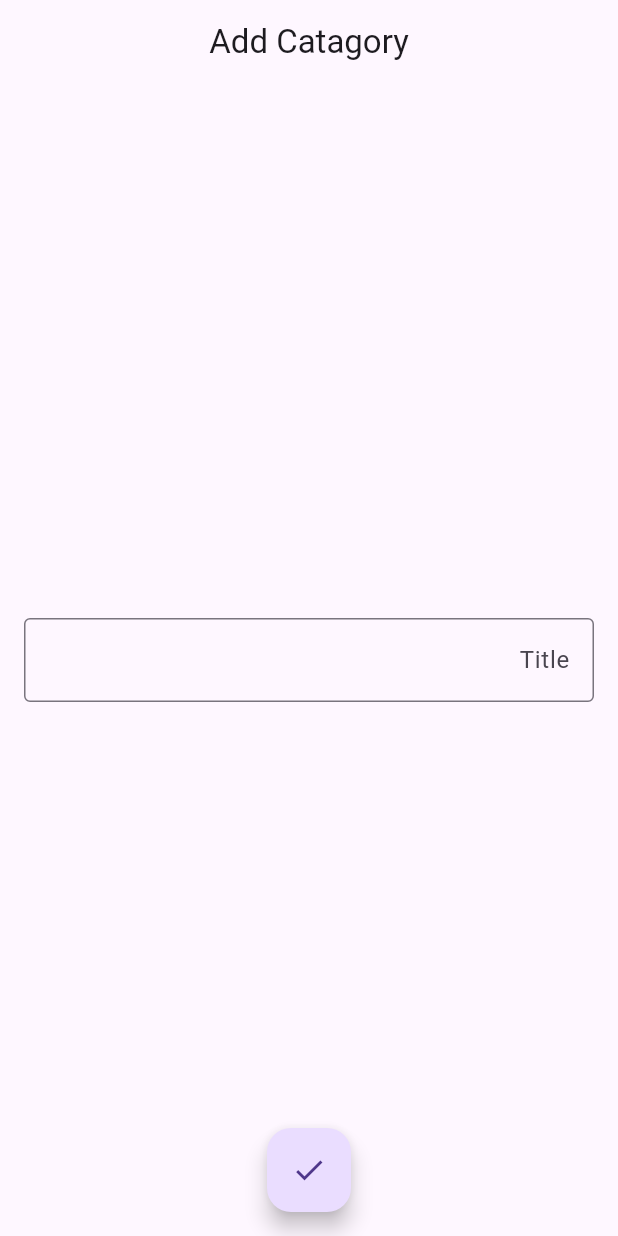
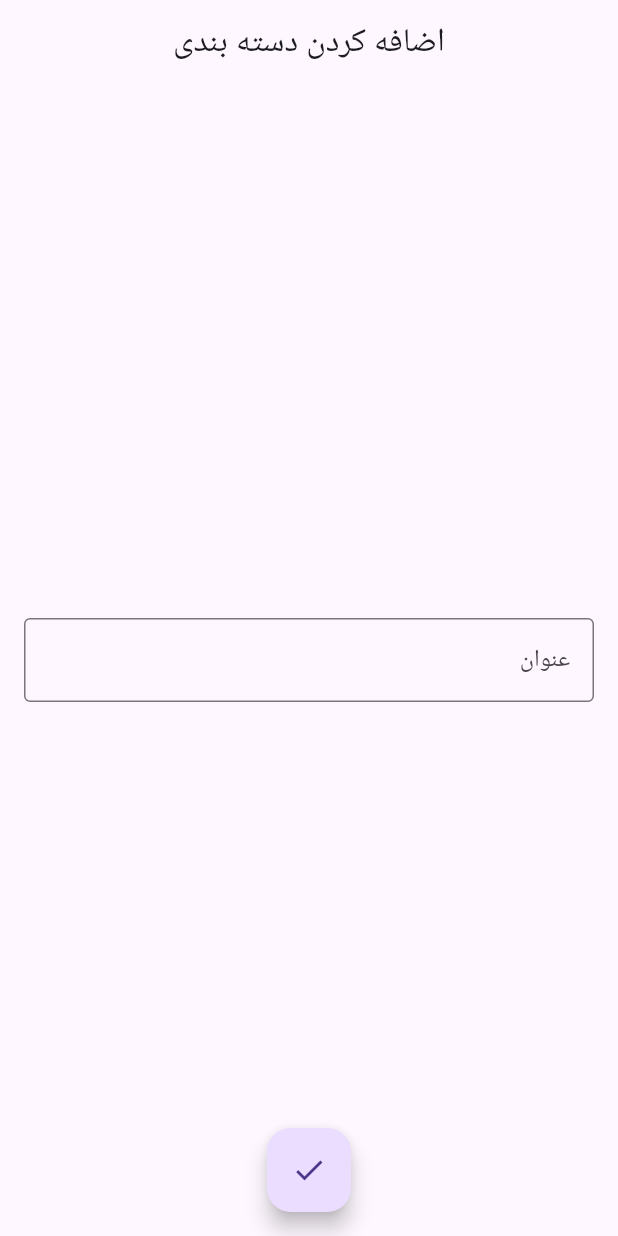
Before and after one commit to alli2729/flutter_exam, a Flutter app: the AddCategoryView screen opened by its route, on a phone screen of 412 x 824 dp. Run offline on Flutter 3.47's test engine with Material 3 defaults, Android fonts, the phone set to English and light mode, and no system bars; our stand-ins replace either_dart, get.

Commit message:
added fa_IR localization

```diff
--- a/i18n/fa_IR.json
+++ b/i18n/fa_IR.json
@@ -17,6 +17,14 @@
     },
     "category_page":{
       "category" : "دسته بندی"
+    },"add_category_page":{
+      "addCategory":"اضافه کردن دسته بندی",
+      "title":"عنوان"
+    },
+    "title_page" : {
+      "items":"آیتم",
+      "emptyList":"لیست خالی است",
+      "money" : "ت"
     }
   }
 }
--- a/lib/src/pages/add_category/views/add_category_view.dart
+++ b/lib/src/pages/add_category/views/add_category_view.dart
@@ -1,3 +1,4 @@
+import 'package:exam/generated/locales.g.dart';
 import 'package:flutter/material.dart';
 import 'package:get/get.dart';
 import '../controllers/add_category_controller.dart';
@@ -32,7 +33,7 @@ class AddCategoryView extends GetView<AddCategoryController> {
 
   AppBar _appBar() {
     return AppBar(
-      title: const Text('Add Catagory'),
+      title: Text(LocaleKeys.flutter_exam_add_category_page_addCategory.tr),
       centerTitle: true,
       automaticallyImplyLeading: false,
     );
@@ -47,9 +48,9 @@ class AddCategoryView extends GetView<AddCategoryController> {
           child: TextFormField(
             validator: controller.validate,
             controller: controller.titleController,
-            decoration: const InputDecoration(
-              border: OutlineInputBorder(),
-              labelText: 'Title',
+            decoration: InputDecoration(
+              border: const OutlineInputBorder(),
+              labelText: LocaleKeys.flutter_exam_add_category_page_title.tr,
             ),
           ),
         ),
```
Also changed, not shown: i18n/en_US.json (+9 -0 lines), lib/src/pages/title/views/title_view.dart (+4 -3 lines), lib/src/pages/title/views/widgets/items_widget.dart (+5 -2 lines), lib/generated/locales.g.dart.
